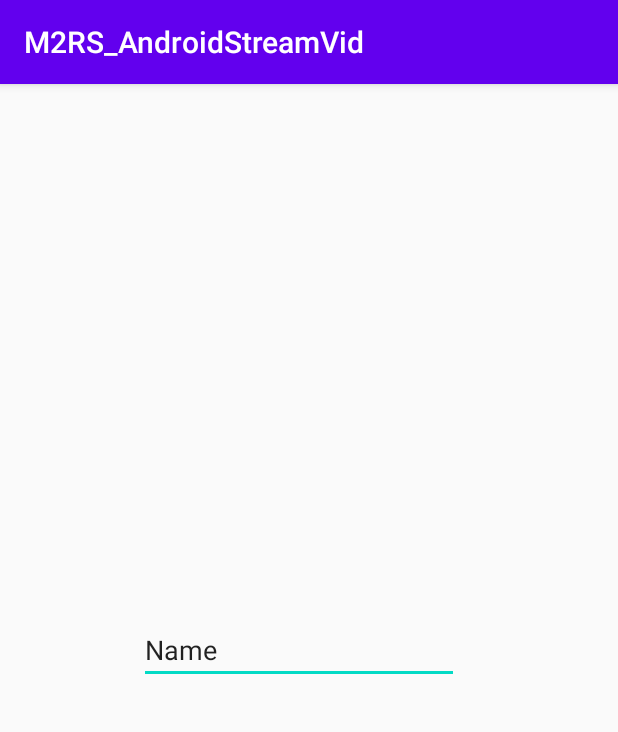
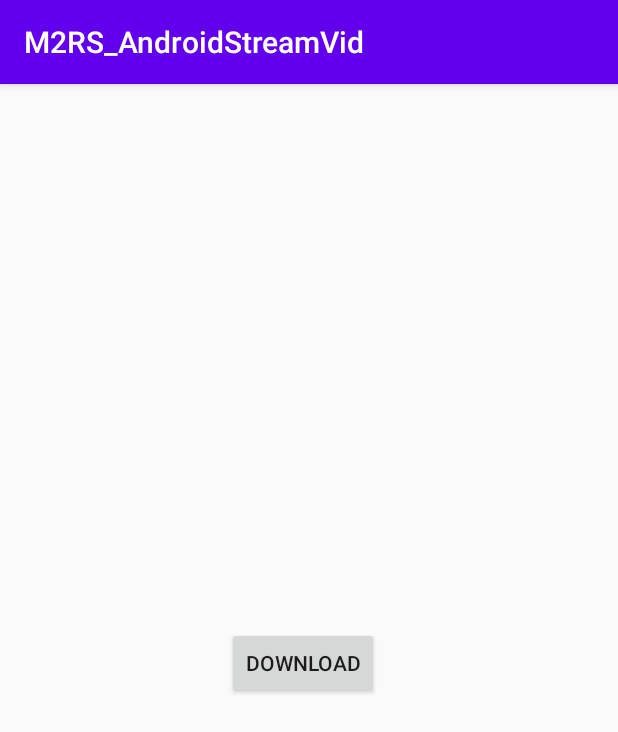
Before and after one commit to l1k1rc/M2RS_AndroidStreamVid, an Android app: the ServerActivity screen opened directly, with no data from a screen before it, on a phone screen of 412 x 824 dp. Shown: the top 732 px of the screen. Run offline under Robolectric (Android 15) with nearby library versions, the phone set to English and light mode, and no system bars; libraries missing offline, so code that uses them is left out: com.karumi.dexter; 1 statement that could not run was skipped.

Commit message:
Add network

```diff
--- a/app/src/main/AndroidManifest.xml
+++ b/app/src/main/AndroidManifest.xml
@@ -4,6 +4,8 @@
     <uses-permission android:name="android.permission.BLUETOOTH"/>
     <uses-permission android:name="android.permission.BLUETOOTH_ADMIN"/>
     <uses-permission android:name="android.permission.READ_EXTERNAL_STORAGE"/>
+    <uses-permission android:name="android.permission.WRITE_EXTERNAL_STORAGE" />
+    <uses-permission android:name="android.permission.INTERNET"/>
     <application
         android:allowBackup="true"
         android:icon="@mipmap/ic_launcher"
--- a/app/src/main/java/com/example/m2rs_androidstreamvid/ServerActivity.java
+++ b/app/src/main/java/com/example/m2rs_androidstreamvid/ServerActivity.java
@@ -1,13 +1,20 @@
 package com.example.m2rs_androidstreamvid;
+
+import android.Manifest;
+import android.annotation.TargetApi;
+import android.app.DownloadManager;
+import android.content.Intent;
+import android.net.Uri;
+import android.os.Build;
+import android.os.Bundle;
+import android.os.Environment;
+import android.util.Log;
+import android.view.View;
+import android.widget.Button;
+import android.widget.Toast;
 
 import androidx.annotation.RequiresApi;
 import androidx.appcompat.app.AppCompatActivity;
-
-import android.Manifest;
-import android.annotation.TargetApi;
-import android.os.Build;
-import android.os.Bundle;
-import android.util.Log;
 
 import com.karumi.dexter.Dexter;
 import com.karumi.dexter.PermissionToken;
@@ -16,15 +23,38 @@ import com.karumi.dexter.listener.PermissionGrantedResponse;
 import com.karumi.dexter.listener.PermissionRequest;
 import com.karumi.dexter.listener.single.PermissionListener;
 
+import java.io.BufferedInputStream;
+import java.io.File;
+import java.io.FileOutputStream;
+import java.io.IOException;
+import java.io.InputStream;
+import java.net.HttpURLConnection;
+import java.net.URL;
+import java.net.URLConnection;
+
 public class ServerActivity extends AppCompatActivity {
+
+    private final int TIMEOUT_CONNECTION = 5000;//5sec
+    private final int TIMEOUT_SOCKET = 30000;//30sec
 
     @Override
     protected void onCreate(Bundle savedInstanceState) {
         super.onCreate(savedInstanceState);
         setContentView(R.layout.activity_server);
 
+        final String downloadUrl = "https://ia800201.us.archive.org/22/items/ksnn_compilation_master_the_internet/ksnn_compilation_master_the_internet_512kb.mp4";
+        final Button btnDonwload = (Button) findViewById(R.id.btnDownload);
+
         runtimePermission();
+
+        btnDonwload.setOnClickListener(new View.OnClickListener() {
+            public void onClick(View v) {
+                // Perform action on click
+                new DownloadFileFromURL().execute("http://www.example.com/IMG.jpg");
+            }
+        });
     }
+
     /**
      * To ask the permission to the user to have an access in his external storage
      **/
--- a/app/src/main/res/layout/activity_server.xml
+++ b/app/src/main/res/layout/activity_server.xml
@@ -6,19 +6,17 @@
     android:layout_height="match_parent"
     tools:context=".ServerActivity">
 
-    <EditText
-        android:id="@+id/editTextTextPersonName"
+    <Button
+        android:id="@+id/btnDownload"
         android:layout_width="wrap_content"
         android:layout_height="wrap_content"
-        android:layout_marginStart="94dp"
-        android:layout_marginLeft="94dp"
-        android:layout_marginTop="336dp"
-        android:layout_marginEnd="107dp"
-        android:layout_marginRight="107dp"
-        android:layout_marginBottom="350dp"
-        android:ems="10"
-        android:inputType="textPersonName"
-        android:text="Name"
+        android:layout_marginStart="157dp"
+        android:layout_marginLeft="157dp"
+        android:layout_marginTop="343dp"
+        android:layout_marginEnd="166dp"
+        android:layout_marginRight="166dp"
+        android:layout_marginBottom="340dp"
+        android:text="Download"
         app:layout_constraintBottom_toBottomOf="parent"
         app:layout_constraintEnd_toEndOf="parent"
         app:layout_constraintStart_toStartOf="parent"
```
